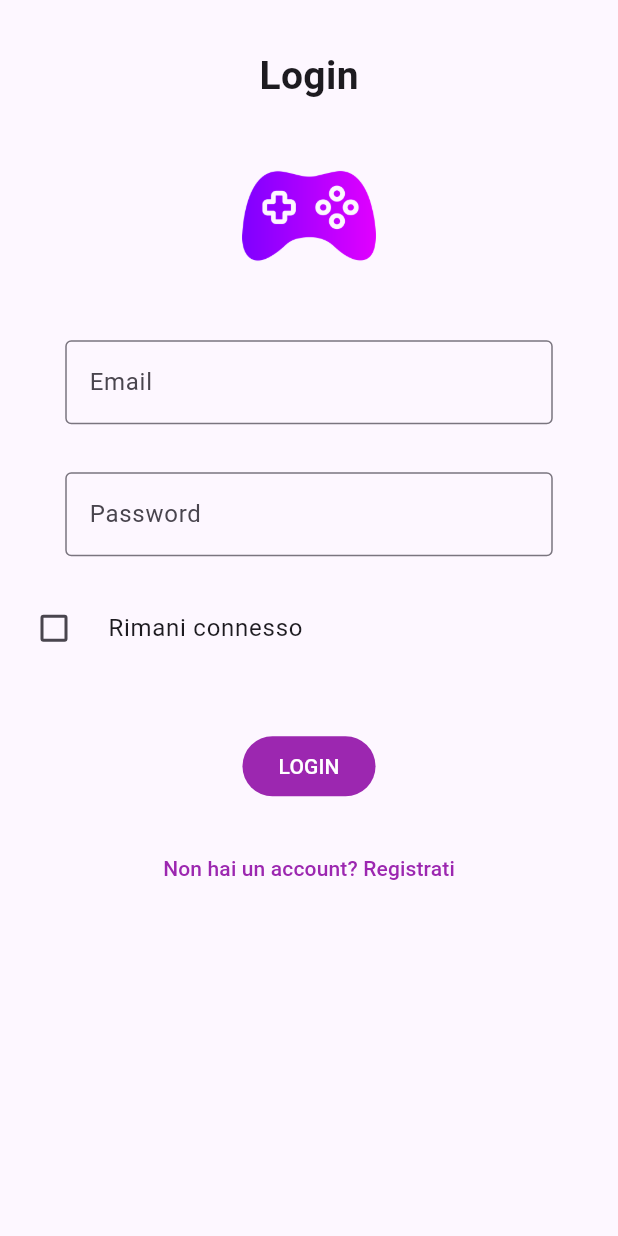
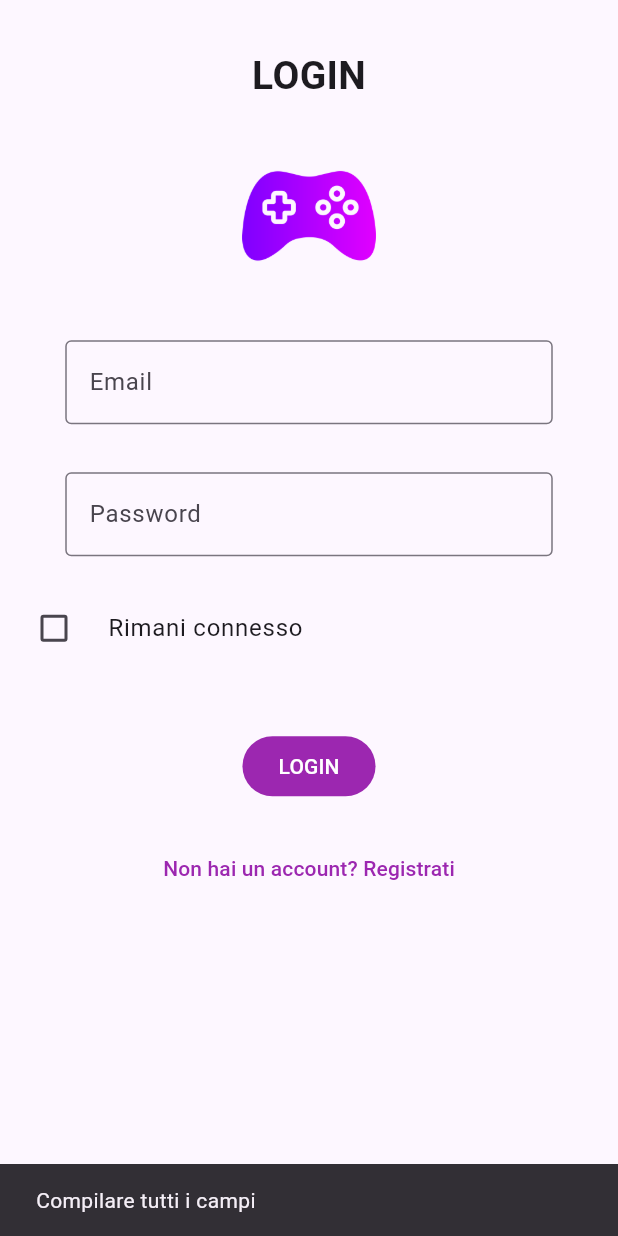
Before and after one commit to ShyVortex/game-tracker, a Flutter app: the screen it shows after launch, after a tap on "LOGIN", on a phone screen of 412 x 824 dp. Run offline on Flutter 3.47's test engine with Material 3 defaults, Android fonts, the phone set to English and light mode, and no system bars; our stand-ins replace google_fonts; missing offline and left inert: bcrypt.

Commit message:
gestito funzionamento di login e registrazione

```diff
--- a/lib/main.dart
+++ b/lib/main.dart
@@ -1,6 +1,22 @@
 import 'package:flutter/material.dart';
 import 'package:game_tracker/pages/login.dart';
+import 'package:game_tracker/theme/app_theme.dart';
 
 void main() {
-  runApp(const LoginPage());
+  runApp(const MyApp());
 }
+
+class MyApp extends StatelessWidget {
+  const MyApp({super.key});
+
+  @override
+  Widget build(BuildContext context) {
+    const String appTitle = 'Game Tracker';
+    return  MaterialApp(
+      debugShowCheckedModeBanner: false,
+      theme: AppTheme.buildThemeData(),
+      home: const LoginPage(),
+      title: appTitle
+    );
+  }
+}
--- a/lib/pages/Registration_page/RegistrationPage.dart
+++ b/lib/pages/Registration_page/RegistrationPage.dart
@@ -91,7 +91,7 @@ class _RegistrationPage extends State<RegistrationPage> {
         ),
         const SizedBox(height: 40),
         FilledButton(
-                    onPressed: () async {
+                    onPressed: ()  {
                       if(password == null||email==null||username==null||password ==''||email == ''||username == ''){
                          ScaffoldMessenger.of(context).showSnackBar(
                     const SnackBar(
--- a/lib/pages/login.dart
+++ b/lib/pages/login.dart
@@ -1,9 +1,9 @@
 import 'package:flutter/material.dart';
+import 'package:game_tracker/controller/playerService.dart';
 import 'package:game_tracker/models/player.dart';
 import 'package:game_tracker/pages/Registration_page/RegistrationPage.dart';
-import '../widgets/box_input_field.dart';
+import 'package:game_tracker/utilities/Utilities.dart';
 import '../widgets/app_logo.dart';
-import '../theme/app_theme.dart';
 
 class LoginPage extends StatefulWidget {
   const LoginPage({super.key});
@@ -14,32 +14,54 @@ class LoginPage extends StatefulWidget {
 
 class LoginPageState extends State<LoginPage> {
   bool rememberMe = false;
+  String? email;
+  String? password;
+  final Playerservice _playerservice = Playerservice();
+  Player _player = Player();
 
 
   @override
   Widget build(BuildContext context) {
-    const String appTitle = 'Login';
 
-    return MaterialApp(
-      debugShowCheckedModeBanner: false,
-      theme: AppTheme.buildThemeData(),
-      title: appTitle,
-      home: Scaffold(
+
+    return Scaffold(
           body: Padding(
             padding: const EdgeInsets.only(top: 32),
             child: Column(
                 mainAxisAlignment: MainAxisAlignment.start,
                 children: [
                   const Text(
-                      appTitle,
+                      "LOGIN",
                       style: TextStyle(fontWeight: FontWeight.bold, fontSize: 26)
                   ),
                   const SizedBox(height: 24),
                   const AppLogo(),
                   const SizedBox(height: 32),
-                  const BoxInputField(text: "Email"),
+                  SizedBox(
+          width: 325,
+          child: TextField(
+          decoration: const InputDecoration(
+          border:  OutlineInputBorder(),
+          labelText: "Email",
+        ),
+            onChanged: (value) {
+              email = value;
+            },
+          ),
+        ),
                   const SizedBox(height: 32),
-                  const BoxInputField(text: "Password"),
+                  SizedBox(
+          width: 325,
+          child: TextField(
+          decoration: const InputDecoration(
+          border:  OutlineInputBorder(),
+          labelText: "Password",
+        ),
+            onChanged: (value) {
+              password = value;
+            },
+          ),
+        ),
                   const SizedBox(height: 20),
                   CheckboxListTile(
                       controlAffinity: ListTileControlAffinity.leading,
@@ -53,11 +75,29 @@ class LoginPageState extends State<LoginPage> {
                   ),
                   const SizedBox(height: 40),
                   FilledButton(
-                    onPressed: () {
-
-                    },
                     child: const Text("LOGIN"),
-                  ),
+                    onPressed: () async {
+                      if(password == null||email== null||password ==''||email == ''){
+                        ScaffoldMessenger.of(context).showSnackBar( const SnackBar(
+                        content: Text('Compilare tutti i campi'),
+                    ));
+                    } else {
+                      try{
+                     _player = await  _playerservice.getPlayerByEmail(email!);
+                     if(await Utilities.verifyPassword(password!, _player.password!)){
+                      Navigator.push(context,MaterialPageRoute(builder: (context) => const Placeholder()),);
+                     }
+                     else{
+                        ScaffoldMessenger.of(context).showSnackBar( const SnackBar(
+                        content: Text('Password sbagliata')));
+                     }
+                      }catch(error){
+                        ScaffoldMessenger.of(context).showSnackBar( const SnackBar(
+                        content: Text('Nessun utente trovato con questa email'),
+                    ));
+                      }
+                    }
+  }),
                   const SizedBox(height: 20),
                   Builder(
           builder: (BuildContext context) {
@@ -72,7 +112,6 @@ class LoginPageState extends State<LoginPage> {
                 ]
             ),
           )
-      ),
-    );
+      );
   }
 }
```
Also changed, not shown: lib/controller/playerService.dart (+8 -7 lines), lib/pages/Registration_page/selection_game_page.dart (added, +83 -0 lines), lib/widgets/loading_Screen.dart (+9 -12 lines).
